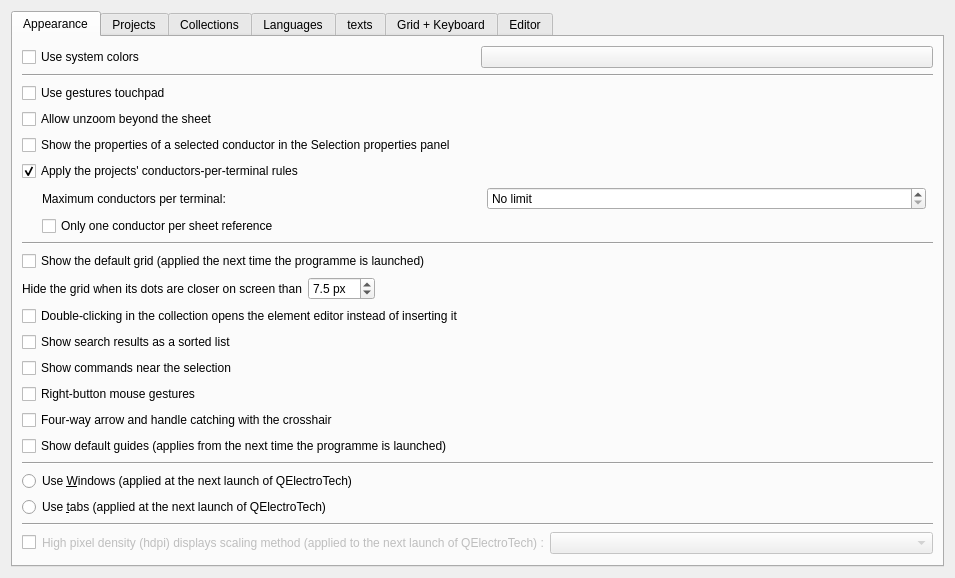
The window that sources/ui/configpage/generalconfigurationpage.ui (qelectrotech/qelectrotech-source-mirror) describes before a commit, drawn with Qt 5.
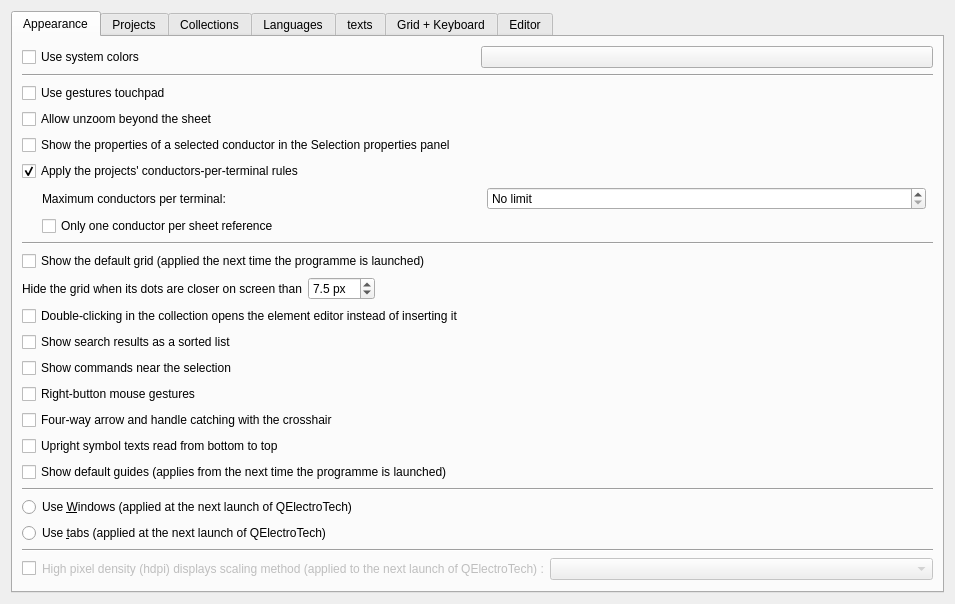
The same window after the commit. Custom widgets are drawn as their Qt base class.

Commit message: Setting: upright symbol texts read from bottom to top (off by default)

What changed in the file:
```diff
--- a/sources/ui/configpage/generalconfigurationpage.ui
+++ b/sources/ui/configpage/generalconfigurationpage.ui
@@ -256,6 +256,16 @@
          </property>
         </widget>
        </item>
+       <item>
+        <widget class="QCheckBox" name="m_vertical_texts_from_bottom_cb">
+         <property name="toolTip">
+          <string>A symbol's text that reads from top to bottom once its symbol is turned is drawn the other way round, in the same place, so that upright texts all read from bottom to top, like the wires' texts. Unticked by default: texts turn with their symbol.</string>
+         </property>
+         <property name="text">
+          <string>Upright symbol texts read from bottom to top</string>
+         </property>
+        </widget>
+       </item>
        <item>
         <widget class="QCheckBox" name="guides_startup_cb">
          <property name="text">
```
The commit also changes 3 other files.
